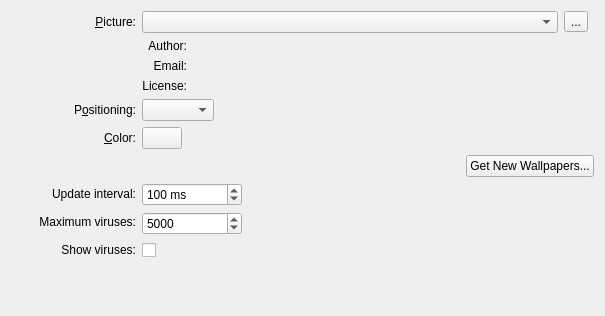
Old version of the form wallpapers/virus/virusconfig.ui in the repository KDE/kdeplasma-addons.
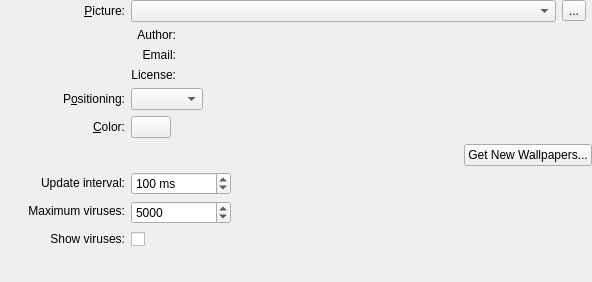
New version of the form. Custom widgets are drawn as their Qt base class.

Commit message: get rid of unwanted margins

Diff of the .ui file:
```diff
--- a/wallpapers/virus/virusconfig.ui
+++ b/wallpapers/virus/virusconfig.ui
@@ -6,11 +6,14 @@
    <rect>
     <x>0</x>
     <y>0</y>
-    <width>605</width>
-    <height>316</height>
+    <width>592</width>
+    <height>282</height>
    </rect>
   </property>
   <layout class="QGridLayout" name="gridLayout_2">
+   <property name="margin">
+    <number>0</number>
+   </property>
    <item row="0" column="0">
     <widget class="QLabel" name="label">
      <property name="minimumSize">
```
The commit also changes 2 other files.
